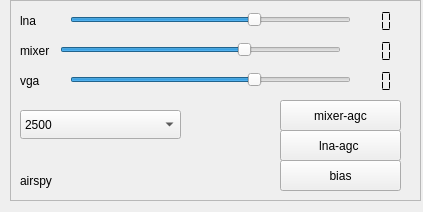
The window that src/input/airspy/airspy-widget.ui (JvanKatwijk/sdr-j-spectrumviewer) describes before a commit, drawn with Qt 5.
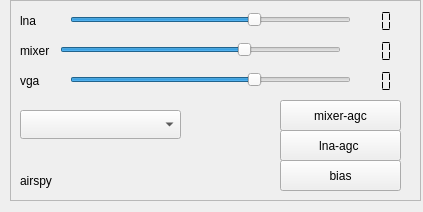
The same window after the commit.

```diff
--- a/src/input/airspy/airspy-widget.ui
+++ b/src/input/airspy/airspy-widget.ui
@@ -255,16 +255,6 @@
       <height>29</height>
      </rect>
     </property>
-    <item>
-     <property name="text">
-      <string>2500</string>
-     </property>
-    </item>
-    <item>
-     <property name="text">
-      <string>10000</string>
-     </property>
-    </item>
    </widget>
   </widget>
  </widget>
```
